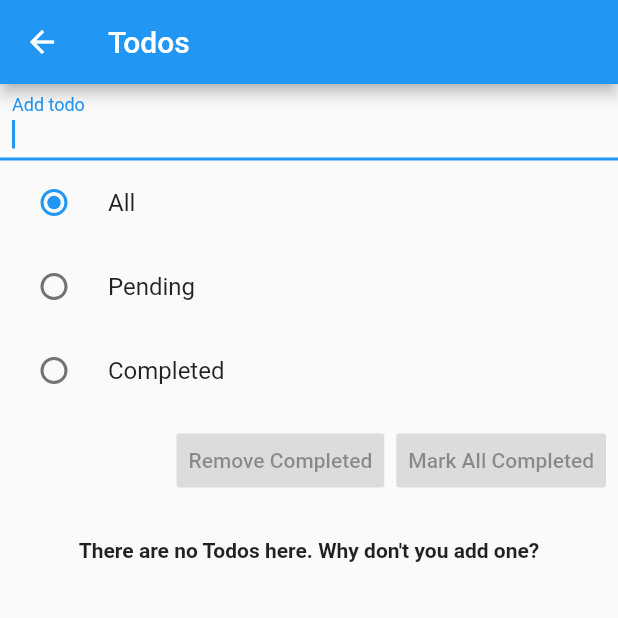
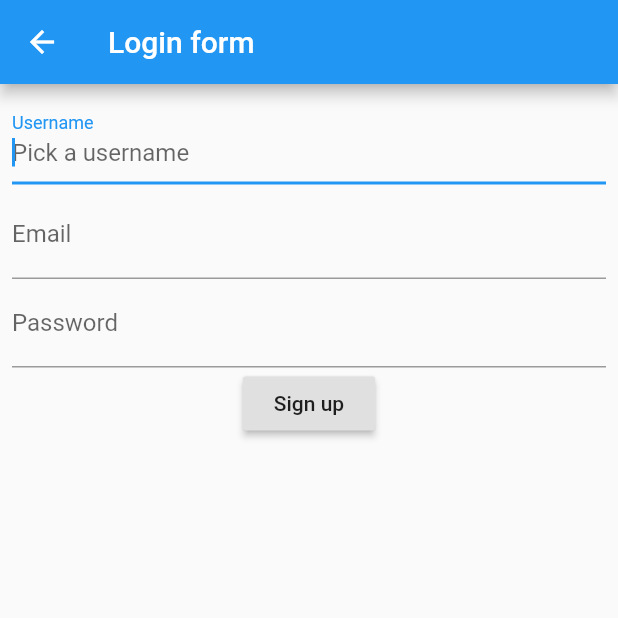
Before and after one commit to guilhermeikeda/flutter-learn_mobx, a Flutter app: the screen it shows after launch, on a phone screen of 412 x 824 dp, the top half of it. Run offline on Flutter 3.47's test engine with Material 2 defaults, Android fonts, the phone set to English and light mode, and no system bars; our stand-ins replace flutter_mobx, mobx, validators; generated files the repository leaves out were written again.

Commit message:
Add login screen

```diff
--- a/lib/main.dart
+++ b/lib/main.dart
@@ -1,6 +1,8 @@
 import 'package:flutter/material.dart';
 import 'package:learn_mobx/screens/dice/dice.screen.dart';
 import 'package:learn_mobx/screens/todo/todo.screen.dart';
+
+import 'screens/login/login.screen.dart';
 
 void main() {
   runApp(MyApp());
@@ -11,10 +13,11 @@ class MyApp extends StatelessWidget {
   Widget build(BuildContext context) {
     return MaterialApp(
       debugShowCheckedModeBanner: false,
-      initialRoute: '/todo-list',
+      initialRoute: '/login',
       routes: {
         '/': (_) => DiceScreen(),
-        '/todo-list': (_) => TodoScreen()
+        '/todo-list': (_) => TodoScreen(),
+        '/login': (_) => LoginScreen()
       },
     );
   }
--- /dev/null
+++ b/lib/screens/login/login.screen.dart
@@ -0,0 +1,79 @@
+import 'package:flutter/cupertino.dart';
+import 'package:flutter/material.dart';
+import 'package:flutter_mobx/flutter_mobx.dart';
+import 'package:learn_mobx/stores/login.store.dart';
+
+class LoginScreen extends StatefulWidget {
+  @override
+  State<StatefulWidget> createState() => _LoginScreenState();
+}
+
+class _LoginScreenState extends State<LoginScreen> {
+  final LoginStore loginStore = LoginStore();
+
+  @override
+  void initState() {
+    super.initState();
+    loginStore.setupValidations();
+  }
+
+  @override
+  void dispose() {
+    loginStore.dispose();
+    super.dispose();
+  }
+
+  @override
+  Widget build(BuildContext context) => Scaffold(
+        appBar: AppBar(
+          title: const Text('Login form'),
+        ),
+        body: Form(
+          child: Padding(
+            padding: const EdgeInsets.all(8),
+            child: Column(
+              children: [
+                Observer(
+                  builder: (_) => TextField(
+                    onChanged: (value) => loginStore.setUsername(value),
+                    autofocus: true,
+                    decoration: InputDecoration(
+                        labelText: 'Username',
+                        hintText: 'Pick a username',
+                        errorText: loginStore.error.username),
+                  ),
+                ),
+                Observer(
+                  builder: (_) => AnimatedOpacity(
+                      child: const LinearProgressIndicator(),
+                      duration: const Duration(milliseconds: 300),
+                      opacity: loginStore.isUserCheckPending ? 1 : 0),
+                ),
+                Observer(
+                  builder: (_) => TextField(
+                    onChanged: (value) => loginStore.setEmail(value),
+                    decoration: InputDecoration(
+                        labelText: 'Email',
+                        hintText: 'Enter your email address',
+                        errorText: loginStore.error.email),
+                  ),
+                ),
+                Observer(
+                  builder: (_) => TextField(
+                    onChanged: (value) => loginStore.setPassword(value),
+                    decoration: InputDecoration(
+                        labelText: 'Password',
+                        hintText: 'Set a password',
+                        errorText: loginStore.error.password),
+                  ),
+                ),
+                RaisedButton(
+                  child: const Text('Sign up'),
+                  onPressed: loginStore.validateAll,
+                )
+              ],
+            ),
+          ),
+        ),
+      );
+}
--- /dev/null
+++ b/lib/stores/form_error_state.dart
@@ -0,0 +1,21 @@
+import 'package:mobx/mobx.dart';
+import 'package:validators/validators.dart';
+
+part 'form_error_state.g.dart';
+
+class FormErrorState = _FormErrorState with _$FormErrorState;
+
+abstract class _FormErrorState with Store {
+  @observable
+  String username;
+
+  @observable
+  String email;
+
+  @observable
+  String password;
+
+  @computed
+  bool get hasErrors =>
+      !isNull(username) || !isNull(email) || !isNull(password);
+}
--- /dev/null
+++ b/lib/stores/login.store.dart
@@ -0,0 +1,99 @@
+import 'package:mobx/mobx.dart';
+import 'package:validators/validators.dart';
+import 'form_error_state.dart';
+
+part 'login.store.g.dart';
+
+class LoginStore = _LoginStore with _$LoginStore;
+
+abstract class _LoginStore with Store {
+  final FormErrorState error = FormErrorState();
+  List<ReactionDisposer> _disposers;
+
+  void setupValidations() {
+    _disposers = [
+      reaction((_) => name, validateUsername),
+      reaction((_) => email, validateEmail),
+      reaction((_) => password, validatePassword)
+    ];
+  }
+
+  @observable
+  String name = '';
+
+  @observable
+  String email = '';
+
+  @observable
+  String password = '';
+
+  @observable
+  ObservableFuture<bool> usernameCheck = ObservableFuture.value(true);
+
+  @computed
+  bool get isUserCheckPending => usernameCheck.status == FutureStatus.pending;
+
+  @computed
+  bool get canLogin => !error.hasErrors;
+
+  @action
+  void setUsername(String value) => name = value;
+
+  @action
+  void setEmail(String value) => email = value;
+
+  @action
+  void setPassword(String value) => password = value;
+
+  @action
+  Future validateUsername(String value) async {
+    if (isNull(value) || value.isEmpty) {
+      error.username = 'Cannot be blank';
+      return;
+    }
+
+    try {
+      usernameCheck = ObservableFuture(checkValidUsername(value));
+
+      error.username = null;
+
+      final isValid = await usernameCheck;
+
+      if (!isValid) {
+        error.username = 'Username cannot be "admin"';
+        return;
+      }
+    } on Object catch (_) {
+      error.username = null;
+    }
+    error.username = null;
+  }
+
+  @action
+  void validatePassword(String value) {
+    error.password = isNull(value) || value.isEmpty ? 'Cannot be blank' : null;
+  }
+
+  @action
+  void validateEmail(String value) {
+    error.email = isEmail(value) ? null : 'Not a valid email';
+  }
+
+  Future<bool> checkValidUsername(String value) async {
+    await Future.delayed(const Duration(seconds: 1));
+
+    return value != 'admin';
+  }
+
+  void validateAll() {
+    validatePassword(password);
+    validateEmail(email);
+    validateUsername(name);
+  }
+
+  void dispose() {
+    for (final d in _disposers) {
+      d();
+    }
+  }
+}
```
Also changed, not shown: lib/stores/form_error_state.g.dart (added), lib/stores/login.store.g.dart (added), lib/stores/todo_list.store.g.dart.
